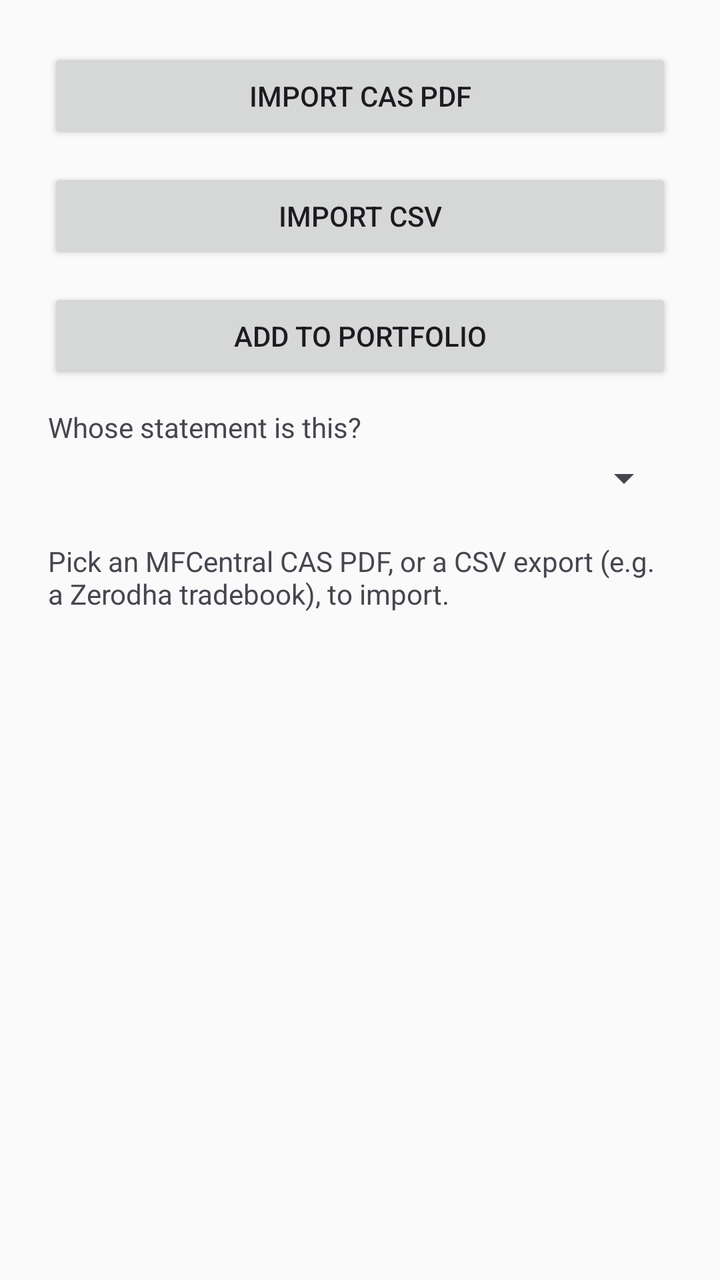
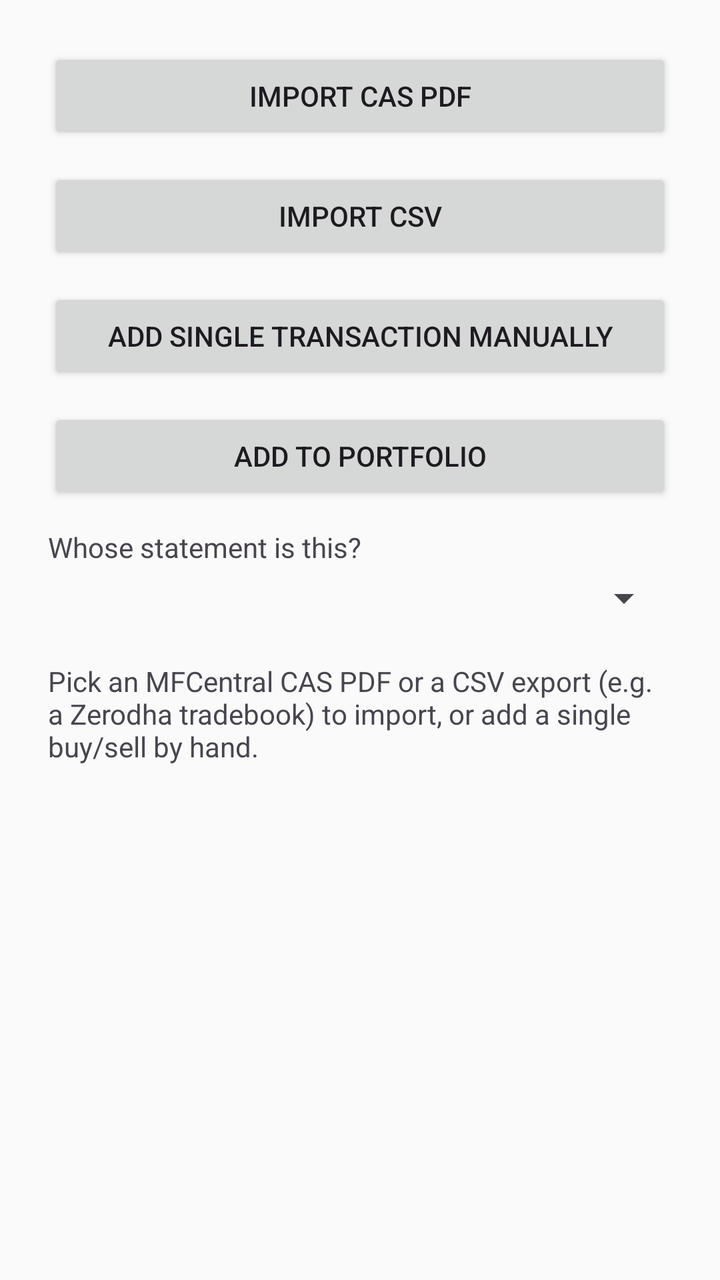

Compare the two renders of this Android layout. The source of the first and the diff that turns it into the second are given below.
<!-- AndroidManifest.xml: application theme Theme.PersonalPortfolio -->
<!-- res/layout/activity_import.xml -->
<?xml version="1.0" encoding="utf-8"?>
<LinearLayout xmlns:android="http://schemas.android.com/apk/res/android"
    android:layout_width="match_parent"
    android:layout_height="match_parent"
    android:orientation="vertical"
    android:padding="24dp">

    <Button
        android:id="@+id/importButton"
        android:layout_width="match_parent"
        android:layout_height="wrap_content"
        android:text="Import CAS PDF" />

    <Button
        android:id="@+id/importCsvButton"
        android:layout_width="match_parent"
        android:layout_height="wrap_content"
        android:layout_marginTop="12dp"
        android:text="Import CSV" />

    <Button
        android:id="@+id/commitButton"
        android:layout_width="match_parent"
        android:layout_height="wrap_content"
        android:layout_marginTop="12dp"
        android:text="Add to Portfolio" />

    <TextView
        android:layout_width="match_parent"
        android:layout_height="wrap_content"
        android:layout_marginTop="12dp"
        android:text="Whose statement is this?" />

    <Spinner
        android:id="@+id/memberSpinner"
        android:layout_width="match_parent"
        android:layout_height="wrap_content"
        android:layout_marginTop="4dp" />

    <TextView
        android:id="@+id/memberSpinnerHint"
        android:layout_width="match_parent"
        android:layout_height="wrap_content"
        android:layout_marginTop="4dp"
        android:textSize="12sp"
        android:textColor="@color/colorNeutral"
        android:text="No family members yet - add one via Settings → Manage Members first."
        android:visibility="gone" />

    <TextView
        android:id="@+id/statusText"
        android:layout_width="match_parent"
        android:layout_height="wrap_content"
        android:layout_marginTop="20dp"
        android:textSize="14sp"
        android:text="Pick an MFCentral CAS PDF, or a CSV export (e.g. a Zerodha tradebook), to import." />

    <androidx.recyclerview.widget.RecyclerView
        android:id="@+id/transactionsList"
        android:layout_width="match_parent"
        android:layout_height="0dp"
        android:layout_weight="1"
        android:layout_marginTop="20dp" />

</LinearLayout>
<!-- resources referenced by this layout -->
<resources>
  <color name="colorNeutral">#757575</color>
  <style name="Theme.PersonalPortfolio" parent="Theme.Material3.DayNight.NoActionBar">
          <item name="colorPrimary">@color/colorPrimary</item>
          <item name="colorPrimaryVariant">@color/colorPrimaryVariant</item>
          <item name="colorOnPrimary">@color/colorOnPrimary</item>
  
          <item name="colorSecondary">@color/colorSecondary</item>
          <item name="colorOnSecondary">@color/colorOnSecondary</item>
  
          <item name="android:colorBackground">@color/colorBackground</item>
          <item name="colorOnBackground">@color/colorOnBackground</item>
  
          <item name="colorSurface">@color/colorSurface</item>
          <item name="colorOnSurface">@color/colorOnSurface</item>
  
          <item name="android:statusBarColor">@color/colorPrimaryVariant</item>
      </style>
  <color name="colorPrimary">#1B5E20</color>
  <color name="colorPrimaryVariant">#0D3B12</color>
  <color name="colorOnPrimary">#FFFFFF</color>
  <color name="colorSecondary">#00897B</color>
  <color name="colorOnSecondary">#FFFFFF</color>
  <color name="colorBackground">#FAFAFA</color>
  <color name="colorOnBackground">#1A1A1A</color>
  <color name="colorSurface">#FFFFFF</color>
  <color name="colorOnSurface">#1A1A1A</color>
</resources>

<!-- the commit's change to res/layout/activity_import.xml (unified diff, before → after) -->
@@ -17,6 +17,13 @@
         android:layout_height="wrap_content"
         android:layout_marginTop="12dp"
         android:text="Import CSV" />
+
+    <Button
+        android:id="@+id/addManualTransactionButton"
+        android:layout_width="match_parent"
+        android:layout_height="wrap_content"
+        android:layout_marginTop="12dp"
+        android:text="Add Single Transaction Manually" />
 
     <Button
         android:id="@+id/commitButton"
@@ -53,7 +60,7 @@
         android:layout_height="wrap_content"
         android:layout_marginTop="20dp"
         android:textSize="14sp"
-        android:text="Pick an MFCentral CAS PDF, or a CSV export (e.g. a Zerodha tradebook), to import." />
+        android:text="Pick an MFCentral CAS PDF or a CSV export (e.g. a Zerodha tradebook) to import, or add a single buy/sell by hand." />
 
     <androidx.recyclerview.widget.RecyclerView
         android:id="@+id/transactionsList"
